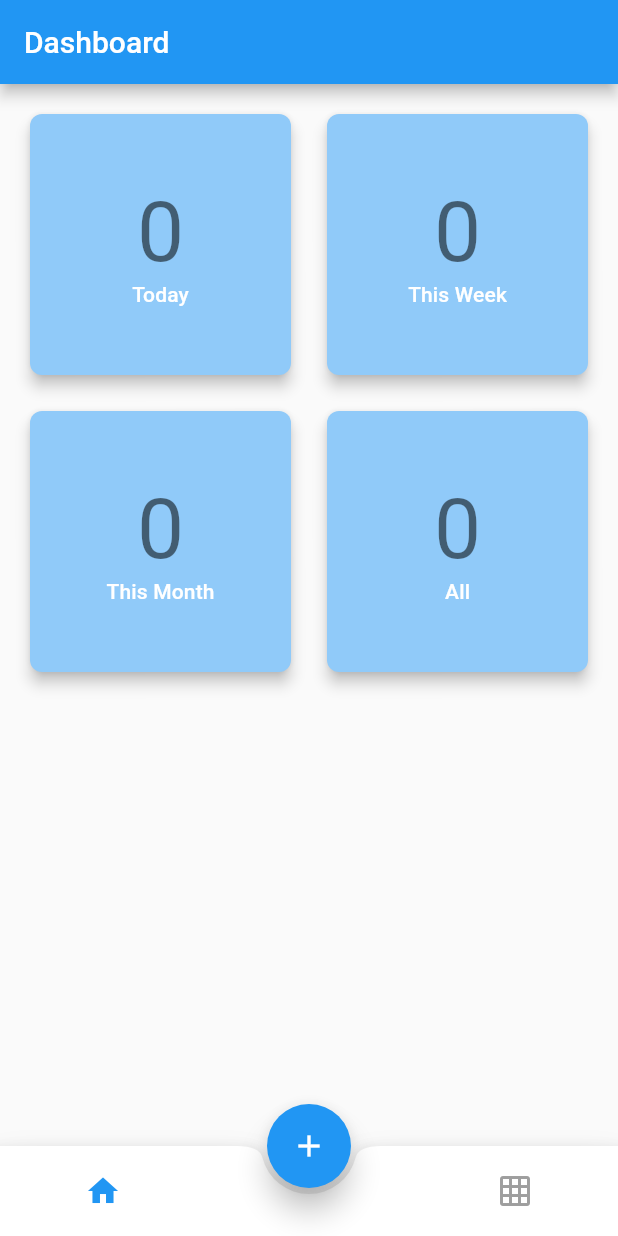
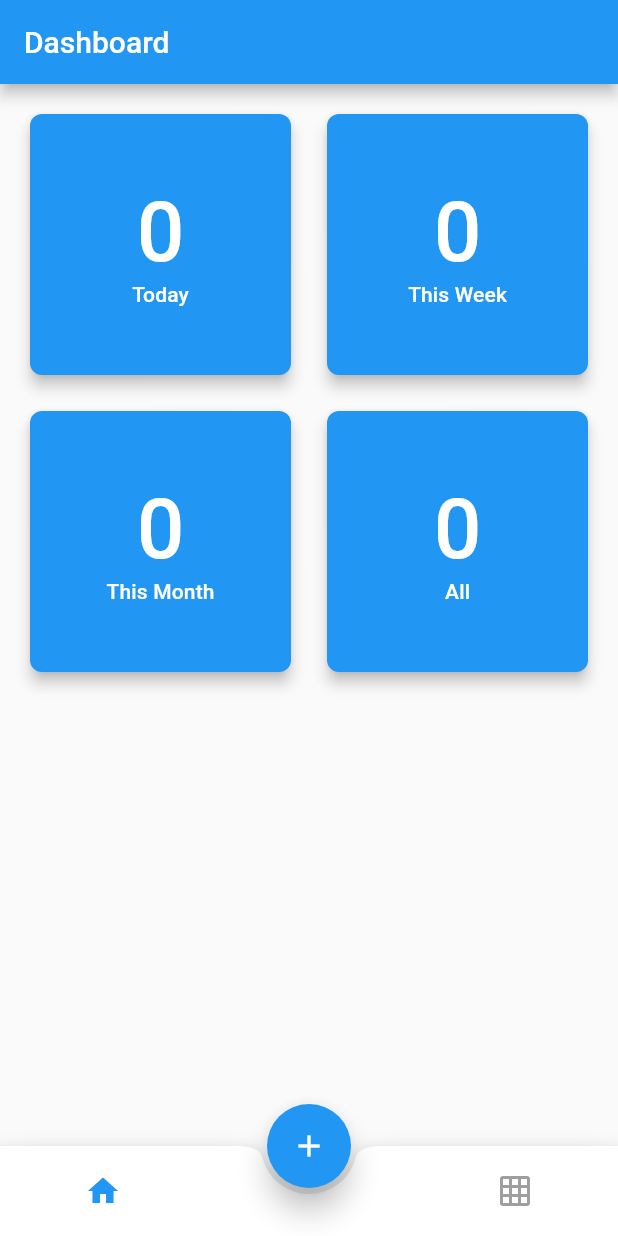
Before and after one commit to solutelabs/todo-app, a Flutter app: the screen it shows after launch, on a phone screen of 412 x 824 dp. Run offline on Flutter 3.47's test engine with Material 2 defaults, Android fonts, the phone set to English and light mode, and no system bars; our stand-ins replace equatable, rxdart.

Commit message:
Navigate to list if selected any dashboard item

```diff
--- a/lib/pages/home/dashboard_tab.dart
+++ b/lib/pages/home/dashboard_tab.dart
@@ -1,4 +1,5 @@
 import 'package:checklist/models/dashboard_item.dart';
+import 'package:checklist/pages/items_list_page.dart';
 import 'package:checklist/providers/items_provider.dart';
 import 'package:checklist/repositories/checklist_items_repository.dart';
 import 'package:checklist/ui_components/dashboard_stats_card.dart';
@@ -42,9 +43,15 @@ class DashboardTab extends StatelessWidget {
                         delegate: SliverChildBuilderDelegate(
                           (BuildContext context, int index) {
                             final item = items[index];
-                            return DashboardStatsCard(
-                              title: item.title,
-                              subtitle: item.subtitle,
+                            return GestureDetector(
+                              onTap: () => Navigator.of(context).pushNamed(
+                                ItemsListPage.routeName,
+                                arguments: item.mode,
+                              ),
+                              child: DashboardStatsCard(
+                                title: item.title,
+                                subtitle: item.subtitle,
+                              ),
                             );
                           },
                           childCount: items.length,
--- a/lib/ui_components/dashboard_stats_card.dart
+++ b/lib/ui_components/dashboard_stats_card.dart
@@ -19,7 +19,10 @@ class DashboardStatsCard extends StatelessWidget {
           children: <Widget>[
             Text(
               title,
-              style: Theme.of(context).textTheme.display3,
+              style: Theme.of(context).textTheme.display3.copyWith(
+                    color: Theme.of(context).cardColor,
+                    fontWeight: FontWeight.w500,
+                  ),
             ),
             Text(
               subtitle,
@@ -31,7 +34,7 @@ class DashboardStatsCard extends StatelessWidget {
           ],
         ),
       ),
-      color: Theme.of(context).colorScheme.background,
+      color: Theme.of(context).primaryColor,
       shape: RoundedRectangleBorder(borderRadius: BorderRadius.circular(8)),
       elevation: 4,
     );
```
Also changed, not shown: lib/main.dart (+11 -0 lines), lib/pages/items_list_page.dart (added, +26 -0 lines).
